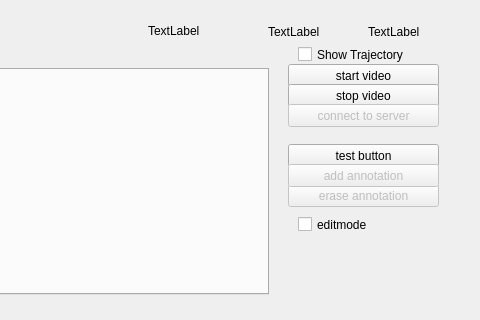
First picture: the form in pyTools/gui/videoPlayer.ui, repository groakat/videotagger, before the edit; both pictures show x 832 to 1312 and y 506 to 826 of the 1312 by 826 pixel window.
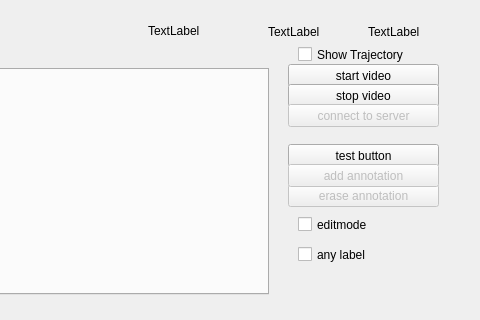
Second picture: the form after the edit. Icons and pictures are not drawn.

```diff
--- a/pyTools/gui/videoPlayer.ui
+++ b/pyTools/gui/videoPlayer.ui
@@ -1137,6 +1137,19 @@
     <bool>false</bool>
    </property>
   </widget>
+  <widget class="QCheckBox" name="cb_anyLabel">
+   <property name="geometry">
+    <rect>
+     <x>1130</x>
+     <y>750</y>
+     <width>81</width>
+     <height>21</height>
+    </rect>
+   </property>
+   <property name="text">
+    <string>any label</string>
+   </property>
+  </widget>
  </widget>
  <resources/>
  <connections/>
```
